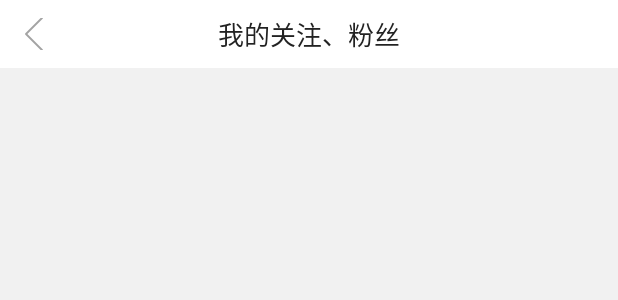
After one commit to creatorwpy/MyFirstApp, an Android app: the layout activity_followactivity.xml on its own in the app's theme, with its tools: preview values and no code run, on a phone screen of 412 x 824 dp. The commit adds this screen. Shown: the top 300 px of the screen. Run offline under Robolectric (Android 15) with nearby library versions, the phone set to English and light mode, and no system bars.

Commit message:
我的关注，我的粉丝

```diff
--- a/xh/build.gradle
+++ b/xh/build.gradle
@@ -30,5 +30,6 @@ dependencies {
     compile project(':MLibrary')
     compile 'com.android.support:appcompat-v7:24.2.1'
     compile 'com.android.support:support-v4:24.2.1'
+    compile 'com.android.support:design:24.2.1'
     testCompile 'junit:junit:4.12'
 }
--- a/xh/src/main/java/com/wpy/xh/module/home/xingxiu/XingxiuFragment.java
+++ b/xh/src/main/java/com/wpy/xh/module/home/xingxiu/XingxiuFragment.java
@@ -309,7 +309,6 @@ public class XingxiuFragment extends BaseFragment {
         public RefreshEvent() {
             super();
             LogDebug.v("XingxiuFragment:","public static class RefreshEvent1");
-            LogDebug.v("aa","tests");
         }
 
         public RefreshEvent(String xuanxiuid) {
--- /dev/null
+++ b/xh/src/main/res/layout/activity_followactivity.xml
@@ -0,0 +1,66 @@
+<?xml version="1.0" encoding="utf-8"?>
+<LinearLayout xmlns:android="http://schemas.android.com/apk/res/android"
+    android:layout_width="match_parent"
+    android:layout_height="match_parent"
+    android:background="@color/background"
+    android:orientation="vertical">
+
+    <LinearLayout
+        android:layout_width="match_parent"
+        android:layout_height="45dp"
+        android:background="#ffffff"
+        android:gravity="center_vertical"
+        android:orientation="horizontal">
+
+        <RelativeLayout
+            android:id="@+id/backRL"
+            android:layout_width="45dp"
+            android:background="@drawable/selector_bg_0"
+            android:layout_height="45dp">
+
+            <ImageView
+                android:layout_width="match_parent"
+                android:layout_height="match_parent"
+                android:layout_margin="12dp"
+                android:scaleType="fitCenter"
+                android:src="@drawable/title_back" />
+        </RelativeLayout>
+
+        <RelativeLayout
+            android:layout_width="0dp"
+            android:layout_height="match_parent"
+            android:layout_weight="1">
+
+            <TextView
+                android:id="@+id/tv_title"
+                android:layout_width="match_parent"
+                android:layout_height="match_parent"
+                android:gravity="center"
+                android:text="我的关注、粉丝"
+                android:textColor="@color/title"
+                android:textSize="@dimen/title_large" />
+        </RelativeLayout>
+
+        <RelativeLayout
+            android:id="@+id/shareRL"
+            android:layout_width="45dp"
+            android:layout_height="45dp">
+
+        </RelativeLayout>
+    </LinearLayout>
+
+    <library.mlibrary.view.pulltorefresh.pullview.PullLayout
+        android:layout_marginTop="15dp"
+        android:id="@+id/pullView"
+        android:layout_width="match_parent"
+        android:layout_height="match_parent">
+
+        <library.mlibrary.view.recyclerview.RecyclerView
+            android:id="@+id/rv_user"
+            android:layout_width="match_parent"
+            android:layout_height="match_parent">
+
+        </library.mlibrary.view.recyclerview.RecyclerView>
+    </library.mlibrary.view.pulltorefresh.pullview.PullLayout>
+
+</LinearLayout>
--- a/xh/src/main/res/values/dimens.xml
+++ b/xh/src/main/res/values/dimens.xml
@@ -14,4 +14,5 @@
     <dimen name="share_pop_height">210dp</dimen>
     <dimen name="share_pop_width">80dp</dimen>
     <dimen name="camerafunction_pop_height">160dp</dimen>
+    <dimen name="fab_margin">16dp</dimen>
 </resources>
--- a/xh/src/main/res/values/strings.xml
+++ b/xh/src/main/res/values/strings.xml
@@ -3,4 +3,5 @@
 
     <!-- TODO: Remove or change this placeholder text -->
     <string name="hello_blank_fragment">Hello blank fragment</string>
+    <string name="title_activity_follow">FollowActivity</string>
 </resources>
--- a/xh/src/main/res/values/styles.xml
+++ b/xh/src/main/res/values/styles.xml
@@ -17,4 +17,8 @@
         <item name="android:windowBackground">@color/transparent</item>
     </style>
 
+    <style name="AppTheme.AppBarOverlay" parent="ThemeOverlay.AppCompat.Dark.ActionBar" />
+
+    <style name="AppTheme.PopupOverlay" parent="ThemeOverlay.AppCompat.Light" />
+
 </resources>
```
Also changed, not shown: xh/src/main/AndroidManifest.xml (+6 -2 lines), xh/src/main/java/com/wpy/xh/module/personal/PersonalFragment.java (+54 -21 lines), xh/src/main/java/com/wpy/xh/pojo/userlist/AddFavResponse.java (added, +54 -0 lines), xh/src/main/java/com/wpy/xh/pojo/userlist/FollowItem.java (added, +81 -0 lines), xh/src/main/res/layout/item_userlist_item.xml (added, +55 -0 lines).
